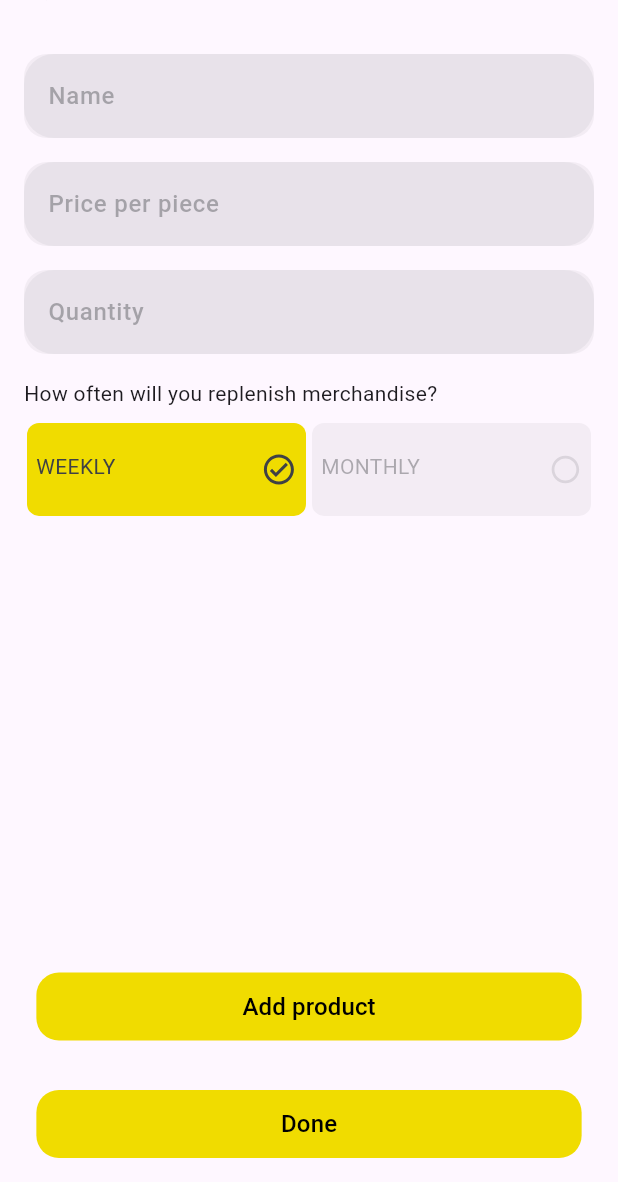
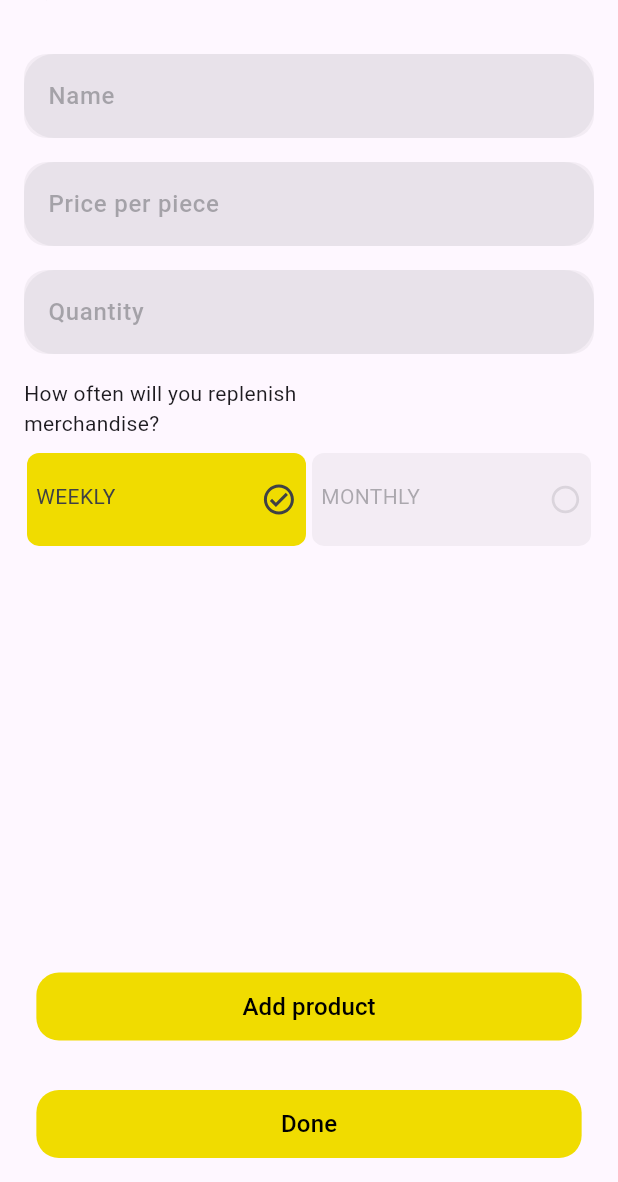
Before and after one commit to thmeofan/coffee_biz, a Flutter app: the ProductDetailsScreen screen opened directly, on a phone screen of 412 x 824 dp, the part 54-1236 px from its top. Run offline on Flutter 3.47's test engine with Material 3 defaults, Android fonts, the phone set to English and light mode, and no system bars; our stand-ins replace cached_network_image, fancy_shimmer_image, firebase_core, firebase_remote_config, fl_chart, flutter_bloc and 2 more; missing offline and left inert: flutter_inappwebview; accounts and stored records are empty.

```diff
--- a/lib/views/constructor/views/product_details_screen.dart
+++ b/lib/views/constructor/views/product_details_screen.dart
@@ -126,7 +126,11 @@ class _ProductDetailsScreenState extends State<ProductDetailsScreen> {
                 mainAxisAlignment: MainAxisAlignment.start,
                 children: [
                   Text(
-                    'How often will you replenish merchandise?',
+                    'How often will you replenish \nmerchandise?',
+                    textAlign: TextAlign.start,
+                    maxLines: 2,
+                    softWrap: true,
+                    overflow: TextOverflow.visible,
                   ),
                 ],
               ),
```
